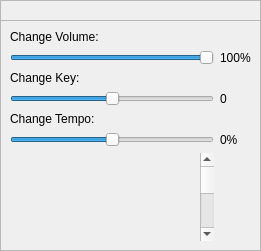
First picture: the form in singoutstrong/singoutstrong/outputsettings.ui, repository thetazzbot/singoutstrong-karaoke-player, before the edit.
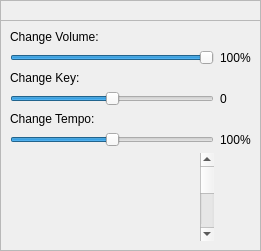
Second picture: the form after the edit. Icons and pictures are not drawn. Custom widgets are drawn as their Qt base class.

Commit message: Default value for tempoSlider

Diff of the .ui file:
```diff
--- a/singoutstrong/singoutstrong/outputsettings.ui
+++ b/singoutstrong/singoutstrong/outputsettings.ui
@@ -155,7 +155,7 @@
     <item row="5" column="1">
      <widget class="QLabel" name="currTempoLabel">
       <property name="text">
-       <string>0%</string>
+       <string>100%</string>
       </property>
      </widget>
     </item>
```
Left out of the diff: 9 changed lines with no effect on the pictures.
